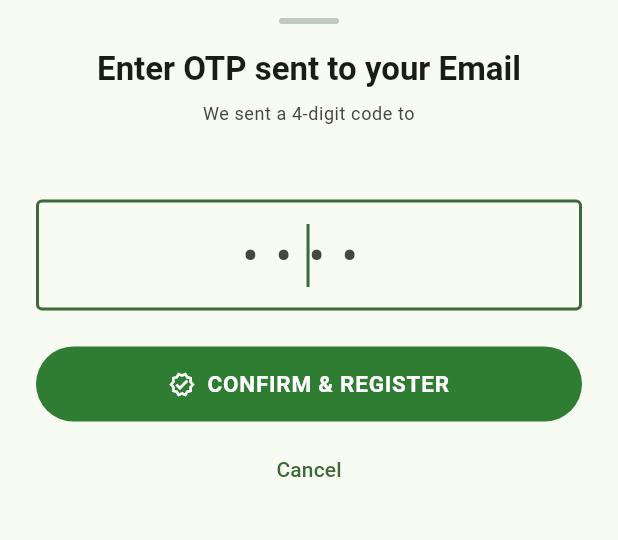
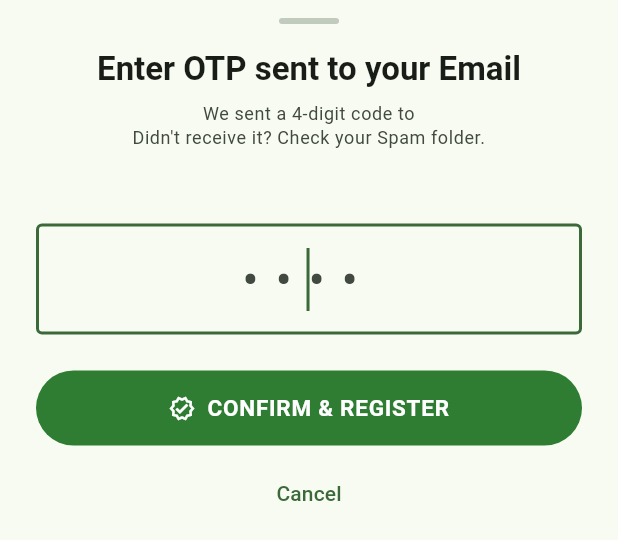
Before and after one commit to mokshithk/KisanRider, a Flutter app: the _OtpBottomSheet widget shown alone on an empty page, opened directly with empty values, on a phone screen of 412 x 824 dp. Shown: the top 540 px of the screen. Run offline on Flutter 3.47's test engine with Material 3 defaults, Android fonts, the phone set to English and light mode, and no system bars; our stand-ins replace dio, flutter_secure_storage, image_picker; accounts and stored records are empty.

Commit message:
correction in otp generation

```diff
--- a/frontend/lib/screens/signup_screen.dart
+++ b/frontend/lib/screens/signup_screen.dart
@@ -681,7 +681,7 @@ class _OtpBottomSheetState extends State<_OtpBottomSheet> {
               ),
               const SizedBox(height: 8),
               Text(
-                'We sent a 4-digit code to',
+                "We sent a 4-digit code to\nDidn't receive it? Check your Spam folder.",
                 textAlign: TextAlign.center,
                 style: theme.textTheme.bodySmall?.copyWith(
                   color: theme.colorScheme.onSurfaceVariant,
```
